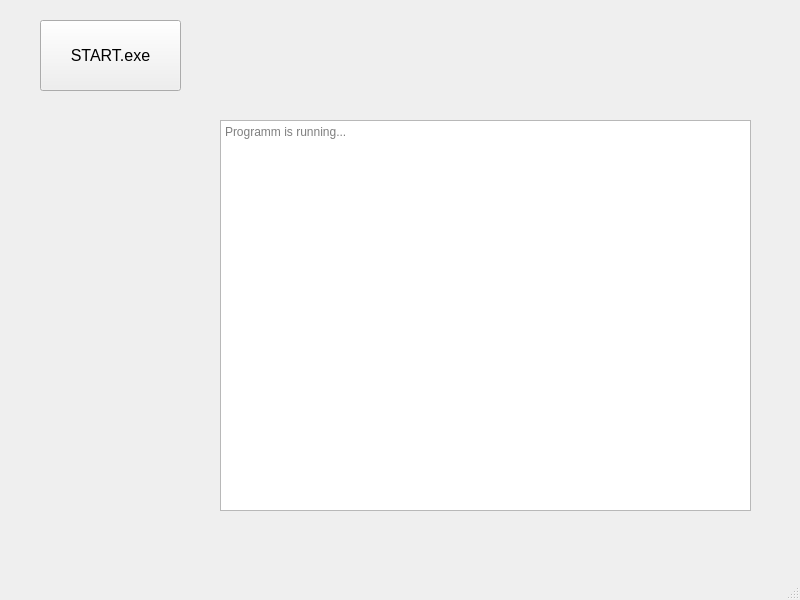
First picture: the form in mainwindow.ui, repository EvilCommunist/Neuro-Simulator, before the edit.
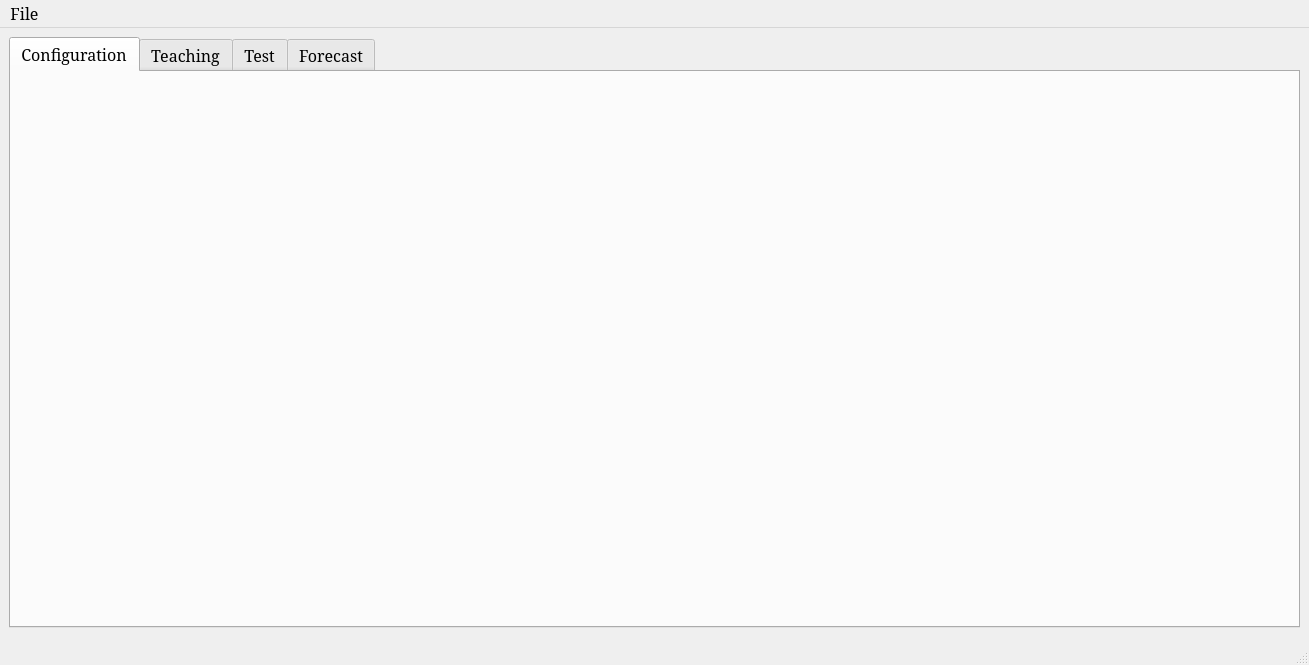
Second picture: the form after the edit.

Diff of the .ui file:
```diff
--- a/mainwindow.ui
+++ b/mainwindow.ui
@@ -6,60 +6,88 @@
    <rect>
     <x>0</x>
     <y>0</y>
-    <width>800</width>
-    <height>600</height>
+    <width>1309</width>
+    <height>665</height>
    </rect>
   </property>
+  <property name="font">
+   <font>
+    <family>Garamond</family>
+    <pointsize>12</pointsize>
+   </font>
+  </property>
   <property name="windowTitle">
    <string>MainWindow</string>
   </property>
   <widget class="QWidget" name="centralwidget">
-   <widget class="QPushButton" name="startButton">
-    <property name="geometry">
-     <rect>
-      <x>40</x>
-      <y>20</y>
-      <width>141</width>
-      <height>71</height>
-     </rect>
-    </property>
-    <property name="font">
-     <font>
-      <pointsize>12</pointsize>
-     </font>
-    </property>
-    <property name="text">
-     <string>START.exe</string>
-    </property>
-   </widget>
-   <widget class="QPlainTextEdit" name="output">
-    <property name="geometry">
-     <rect>
-      <x>220</x>
-      <y>120</y>
-      <width>531</width>
-      <height>391</height>
-     </rect>
-    </property>
-    <property name="font">
-     <font>
-      <pointsize>9</pointsize>
-     </font>
-    </property>
-    <property name="placeholderText">
-     <string>Programm is running...</string>
-    </property>
-   </widget>
+   <layout class="QVBoxLayout" name="verticalLayout">
+    <item>
+     <widget class="QTabWidget" name="tabWidget">
+      <property name="font">
+       <font>
+        <family>Garamond</family>
+        <pointsize>12</pointsize>
+       </font>
+      </property>
+      <property name="currentIndex">
+       <number>0</number>
+      </property>
+      <widget class="QWidget" name="Creation">
+       <attribute name="title">
+        <string>Configuration</string>
+       </attribute>
+      </widget>
+      <widget class="QWidget" name="Learn">
+       <attribute name="title">
+        <string>Teaching</string>
+       </attribute>
+      </widget>
+      <widget class="QWidget" name="Test">
+       <attribute name="title">
+        <string>Test</string>
+       </attribute>
+      </widget>
+      <widget class="QWidget" name="tab">
+       <attribute name="title">
+        <string>Forecast</string>
+       </attribute>
+      </widget>
+     </widget>
+    </item>
+   </layout>
   </widget>
   <widget class="QMenuBar" name="menubar">
    <property name="geometry">
     <rect>
      <x>0</x>
      <y>0</y>
-     <width>800</width>
-     <height>25</height>
+     <width>1309</width>
+     <height>27</height>
     </rect>
    </property>
+   <property name="font">
+    <font>
+     <family>Garamond</family>
+     <pointsize>12</pointsize>
+    </font>
+   </property>
+   <widget class="QMenu" name="menuFile">
+    <property name="font">
+     <font>
+      <family>Garamond</family>
+      <pointsize>12</pointsize>
+     </font>
+    </property>
+    <property name="title">
+     <string>File</string>
+    </property>
+    <addaction name="actionSave_current_neuro_network_as"/>
+    <addaction name="actionSave_current_neuro_network"/>
+    <addaction name="actionOpen_neuro_network"/>
+    <addaction name="separator"/>
+    <addaction name="actionExit"/>
+   </widget>
+   <addaction name="menuFile"/>
   </widget>
   <widget class="QStatusBar" name="statusbar"/>
  </widget>
```
Left out of the diff: 26 changed lines with no effect on the pictures.
